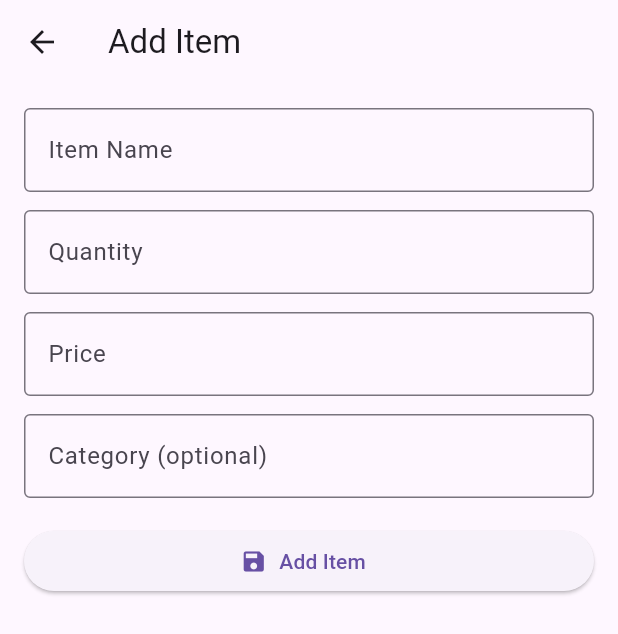
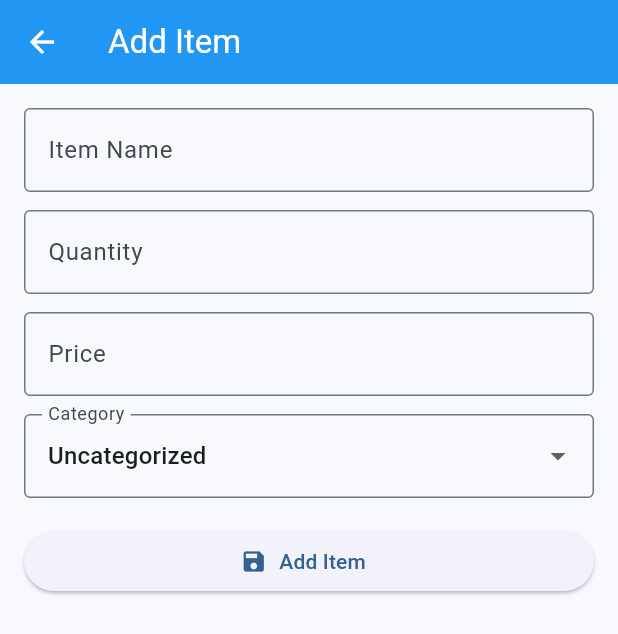
Before and after one commit to kvo110/flutterDB, a Flutter app: the screen it shows after launch, after a tap on the "add" icon, on a phone screen of 412 x 824 dp. Shown: the top 634 px of the screen. Run offline on Flutter 3.47's test engine with Material 3 defaults, Android fonts, the phone set to English and light mode, and no system bars; our stand-ins replace cloud_firestore, firebase_core; accounts and stored records are empty.

Commit message:
Added light/dark mode, added dropdown menu for add and edit page

```diff
--- a/lib/main.dart
+++ b/lib/main.dart
@@ -9,16 +9,56 @@ void main() async {
   runApp(const InventoryApp());
 }
 
-class InventoryApp extends StatelessWidget {
+// Wrap MaterialApp inside a StatefulWidget to handle theme changes
+class InventoryApp extends StatefulWidget {
   const InventoryApp({super.key});
+
+  @override
+  State<InventoryApp> createState() => _InventoryAppState();
+}
+
+class _InventoryAppState extends State<InventoryApp> {
+  ThemeMode _themeMode = ThemeMode.system;
+
+  void _toggleTheme() {
+    setState(() {
+      if (_themeMode == ThemeMode.light) {
+        _themeMode = ThemeMode.dark;
+      } else {
+        _themeMode = ThemeMode.light;
+      }
+    });
+  }
 
   @override
   Widget build(BuildContext context) {
     return MaterialApp(
       debugShowCheckedModeBanner: false,
       title: 'Inventory Management App',
-      theme: ThemeData(primarySwatch: Colors.blue, useMaterial3: true),
-      home: const InventoryHomePage(title: 'Inventory Home Page'),
+      themeMode: _themeMode,
+      theme: ThemeData(
+        brightness: Brightness.light,
+        useMaterial3: true,
+        colorSchemeSeed: Colors.blue,
+        appBarTheme: const AppBarTheme(
+          backgroundColor: Colors.blue,
+          foregroundColor: Colors.white,
+        ),
+      ),
+      darkTheme: ThemeData(
+        brightness: Brightness.dark,
+        useMaterial3: true,
+        colorSchemeSeed: Colors.blueGrey,
+        appBarTheme: const AppBarTheme(
+          backgroundColor: Colors.black87,
+          foregroundColor: Colors.white,
+        ),
+      ),
+      home: InventoryHomePage(
+        title: 'Inventory Home Page',
+        onToggleTheme: _toggleTheme,
+        themeMode: _themeMode,
+      ),
     );
   }
 }
--- a/lib/screens/add_edit_item_screen.dart
+++ b/lib/screens/add_edit_item_screen.dart
@@ -3,7 +3,7 @@ import '../models/item.dart';
 import '../services/firestore_service.dart';
 
 class AddEditItemScreen extends StatefulWidget {
-  final Item? item; // Null means we're adding a new one; non-null means editing
+  final Item? item; // null means adding, not editing
 
   const AddEditItemScreen({super.key, this.item});
 
@@ -18,14 +18,15 @@ class _AddEditItemScreenState extends State<AddEditItemScreen> {
   late TextEditingController _nameController;
   late TextEditingController _quantityController;
   late TextEditingController _priceController;
-  late TextEditingController _categoryController;
 
+  String _selectedCategory = 'Uncategorized';
   bool get _isEditMode => widget.item != null;
 
   @override
   void initState() {
     super.initState();
-    // Preload data if editing
+
+    // Pre-fill fields when editing, otherwise start blank
     _nameController = TextEditingController(text: widget.item?.name ?? '');
     _quantityController = TextEditingController(
       text: widget.item?.quantity.toString() ?? '',
@@ -33,9 +34,9 @@ class _AddEditItemScreenState extends State<AddEditItemScreen> {
     _priceController = TextEditingController(
       text: widget.item?.price.toString() ?? '',
     );
-    _categoryController = TextEditingController(
-      text: widget.item?.category ?? '',
-    );
+
+    // For category, fall back to Uncategorized if none is set
+    _selectedCategory = widget.item?.category ?? 'Uncategorized';
   }
 
   @override
@@ -43,40 +44,35 @@ class _AddEditItemScreenState extends State<AddEditItemScreen> {
     _nameController.dispose();
     _quantityController.dispose();
     _priceController.dispose();
-    _categoryController.dispose();
     super.dispose();
   }
 
-  // Helper function to return to the first screen (home)
+  // Simple helper to return back to home screen
   void _goHome() {
-    print('Can pop? ${Navigator.of(context).canPop()}');
-
     if (Navigator.of(context).canPop()) {
-      Navigator.of(context).pop(); // Just pop back one screen
+      Navigator.of(context).pop();
     } else {
       Navigator.of(context).popUntil((route) => route.isFirst);
     }
   }
 
+  // Handles both add and edit actions
   Future<void> _saveItem() async {
     if (!_formKey.currentState!.validate()) return;
 
     final name = _nameController.text.trim();
     final quantity = int.tryParse(_quantityController.text.trim()) ?? 0;
     final price = double.tryParse(_priceController.text.trim()) ?? 0.0;
-    final category = _categoryController.text.trim().isEmpty
-        ? 'Uncategorized'
-        : _categoryController.text.trim();
 
     if (_isEditMode) {
-      // Update existing item
       final updated = widget.item!.copyWith(
         name: name,
         quantity: quantity,
         price: price,
-        category: category,
+        category: _selectedCategory,
       );
       await _firestoreService.updateItem(updated);
+
       ScaffoldMessenger.of(context).showSnackBar(
         const SnackBar(
           content: Text('Item updated successfully!'),
@@ -84,15 +80,15 @@ class _AddEditItemScreenState extends State<AddEditItemScreen> {
         ),
       );
     } else {
-      // Add new item
       final newItem = Item(
         name: name,
         quantity: quantity,
         price: price,
-        category: category,
+        category: _selectedCategory,
         createdAt: DateTime.now(),
       );
       await _firestoreService.addItem(newItem);
+
       ScaffoldMessenger.of(context).showSnackBar(
         const SnackBar(
           content: Text('Item added successfully!'),
@@ -101,12 +97,11 @@ class _AddEditItemScreenState extends State<AddEditItemScreen> {
       );
     }
 
-    // Wait briefly so the snackbar appears before navigating
-    await Future.delayed(const Duration(milliseconds: 600));
-
+    await Future.delayed(const Duration(milliseconds: 500));
     if (mounted) _goHome();
   }
 
+  // Deletes the selected item
   Future<void> _deleteItem() async {
     if (widget.item?.id == null) return;
 
@@ -119,8 +114,7 @@ class _AddEditItemScreenState extends State<AddEditItemScreen> {
       ),
     );
 
-    await Future.delayed(const Duration(milliseconds: 600));
-
+    await Future.delayed(const Duration(milliseconds: 500));
     if (mounted) _goHome();
   }
 
@@ -133,8 +127,8 @@ class _AddEditItemScreenState extends State<AddEditItemScreen> {
           if (_isEditMode)
             IconButton(
               icon: const Icon(Icons.delete),
+              tooltip: 'Delete this item',
               onPressed: _deleteItem,
-              tooltip: 'Delete this item',
             ),
         ],
       ),
@@ -144,17 +138,19 @@ class _AddEditItemScreenState extends State<AddEditItemScreen> {
           key: _formKey,
           child: ListView(
             children: [
+              // Item name field
               TextFormField(
                 controller: _nameController,
                 decoration: const InputDecoration(
                   labelText: 'Item Name',
                   border: OutlineInputBorder(),
                 ),
-                validator: (val) => val == null || val.trim().isEmpty
-                    ? 'Please enter a name'
-                    : null,
+                validator: (val) =>
+                    val == null || val.trim().isEmpty ? 'Enter a name' : null,
               ),
               const SizedBox(height: 12),
+
+              // Quantity field
               TextFormField(
                 controller: _quantityController,
                 decoration: const InputDecoration(
@@ -164,7 +160,7 @@ class _AddEditItemScreenState extends State<AddEditItemScreen> {
                 keyboardType: TextInputType.number,
                 validator: (val) {
                   if (val == null || val.trim().isEmpty) {
-                    return 'Please enter quantity';
+                    return 'Enter quantity';
                   }
                   if (int.tryParse(val.trim()) == null) {
                     return 'Quantity must be a number';
@@ -173,6 +169,8 @@ class _AddEditItemScreenState extends State<AddEditItemScreen> {
                 },
               ),
               const SizedBox(height: 12),
+
+              // Price field
               TextFormField(
                 controller: _priceController,
                 decoration: const InputDecoration(
@@ -184,7 +182,7 @@ class _AddEditItemScreenState extends State<AddEditItemScreen> {
                 ),
                 validator: (val) {
                   if (val == null || val.trim().isEmpty) {
-                    return 'Please enter price';
+                    return 'Enter price';
                   }
                   if (double.tryParse(val.trim()) == null) {
                     return 'Price must be a number';
@@ -193,26 +191,52 @@ class _AddEditItemScreenState extends State<AddEditItemScreen> {
                 },
               ),
               const SizedBox(height: 12),
-              TextFormField(
-                controller: _categoryController,
+
+              // Category dropdown instead of text field
+              DropdownButtonFormField<String>(
+                value: _selectedCategory,
                 decoration: const InputDecoration(
-                  labelText: 'Category (optional)',
+                  labelText: 'Category',
                   border: OutlineInputBorder(),
                 ),
+                items: const [
+                  DropdownMenuItem(
+                    value: 'Uncategorized',
+                    child: Text('Uncategorized'),
+                  ),
+                  DropdownMenuItem(value: 'Food', child: Text('Food')),
+                  DropdownMenuItem(
+                    value: 'Electronics',
+                    child: Text('Electronics'),
+                  ),
+                  DropdownMenuItem(value: 'Clothing', child: Text('Clothing')),
+                  DropdownMenuItem(value: 'Other', child: Text('Other')),
+                ],
+                onChanged: (val) {
+                  if (val != null) {
+                    setState(() => _selectedCategory = val);
+                  }
+                },
               ),
+
               const SizedBox(height: 18),
+
+              // Save button
               ElevatedButton.icon(
                 onPressed: _saveItem,
                 icon: const Icon(Icons.save),
                 label: Text(_isEditMode ? 'Save Changes' : 'Add Item'),
               ),
+
               if (_isEditMode) ...[
                 const SizedBox(height: 12),
                 OutlinedButton.icon(
                   onPressed: _deleteItem,
                   icon: const Icon(Icons.delete),
                   label: const Text('Delete'),
-                  style: OutlinedButton.styleFrom(foregroundColor: Colors.red),
+                  style: OutlinedButton.styleFrom(
+                    foregroundColor: Colors.redAccent,
+                  ),
                 ),
               ],
             ],
--- a/lib/screens/inventory_home_page.dart
+++ b/lib/screens/inventory_home_page.dart
@@ -4,11 +4,18 @@ import '../services/firestore_service.dart';
 import 'add_edit_item_screen.dart';
 import 'inventory_dashboard_screen.dart';
 
-// Displays all inventory items with live updates from Firestore
+// This is the main screen that lists all items in your Firestore inventory.
 class InventoryHomePage extends StatefulWidget {
   final String title;
+  final VoidCallback onToggleTheme;
+  final ThemeMode themeMode; // <-- this was missing before
 
-  const InventoryHomePage({super.key, required this.title});
+  const InventoryHomePage({
+    super.key,
+    required this.title,
+    required this.onToggleTheme,
+    required this.themeMode,
+  });
 
   @override
   State<InventoryHomePage> createState() => _InventoryHomePageState();
@@ -26,6 +33,17 @@ class _InventoryHomePageState extends State<InventoryHomePage> {
         title: Text(widget.title),
         centerTitle: true,
         actions: [
+          // Light/Dark mode toggle icon
+          IconButton(
+            icon: Icon(
+              widget.themeMode == ThemeMode.dark
+                  ? Icons.dark_mode
+                  : Icons.light_mode,
+            ),
+            tooltip: 'Toggle Theme',
+            onPressed: widget.onToggleTheme,
+          ),
+          // Dashboard shortcut button
           IconButton(
             icon: const Icon(Icons.dashboard),
             tooltip: 'Dashboard',
@@ -38,9 +56,11 @@ class _InventoryHomePageState extends State<InventoryHomePage> {
           ),
         ],
       ),
+
+      // --- MAIN BODY ---
       body: Column(
         children: [
-          // search field
+          // Search field for filtering items by name
           Padding(
             padding: const EdgeInsets.all(8.0),
             child: TextField(
@@ -54,7 +74,8 @@ class _InventoryHomePageState extends State<InventoryHomePage> {
               },
             ),
           ),
-          // category filter
+
+          // Dropdown for category filtering
           Padding(
             padding: const EdgeInsets.symmetric(horizontal: 8.0),
             child: DropdownButtonFormField<String>(
@@ -78,18 +99,25 @@ class _InventoryHomePageState extends State<InventoryHomePage> {
             ),
           ),
           const SizedBox(height: 6),
+
+          // StreamBuilder to automatically refresh items from Firestore
           Expanded(
             child: StreamBuilder<List<Item>>(
               stream: _firestoreService.getItemsStream(),
               builder: (context, snapshot) {
+                // Loading state
                 if (snapshot.connectionState == ConnectionState.waiting) {
                   return const Center(child: CircularProgressIndicator());
                 }
+
+                // Error handling
                 if (snapshot.hasError) {
                   return const Center(child: Text('Error loading data.'));
                 }
 
                 final items = snapshot.data ?? [];
+
+                // Apply filters for search and category
                 final filtered = items.where((item) {
                   final matchesSearch = item.name.toLowerCase().contains(
                     _searchQuery,
@@ -101,12 +129,14 @@ class _InventoryHomePageState extends State<InventoryHomePage> {
                   return matchesSearch && matchesCategory;
                 }).toList();
 
+                // Handle empty results
                 if (filtered.isEmpty) {
                   return const Center(
                     child: Text('No items found. Try adding one!'),
                   );
                 }
 
+                // Display filtered list of items
                 return ListView.builder(
                   itemCount: filtered.length,
                   itemBuilder: (context, index) {
@@ -117,6 +147,7 @@ class _InventoryHomePageState extends State<InventoryHomePage> {
                         'Qty: ${item.quantity} • \$${item.price.toStringAsFixed(2)} • ${item.category}',
                       ),
                       onTap: () {
+                        // Go to Edit screen when an item is tapped
                         Navigator.push(
                           context,
                           MaterialPageRoute(
@@ -132,6 +163,8 @@ class _InventoryHomePageState extends State<InventoryHomePage> {
           ),
         ],
       ),
+
+      // Floating button for adding new items
       floatingActionButton: FloatingActionButton(
         onPressed: () {
           Navigator.push(
```
